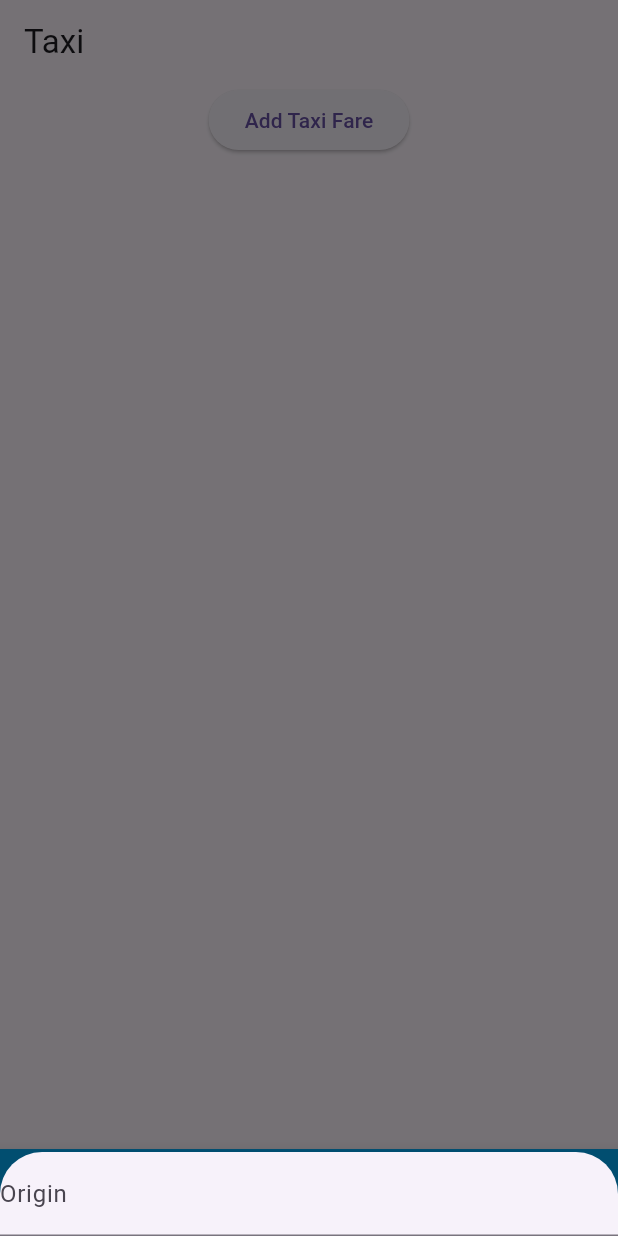
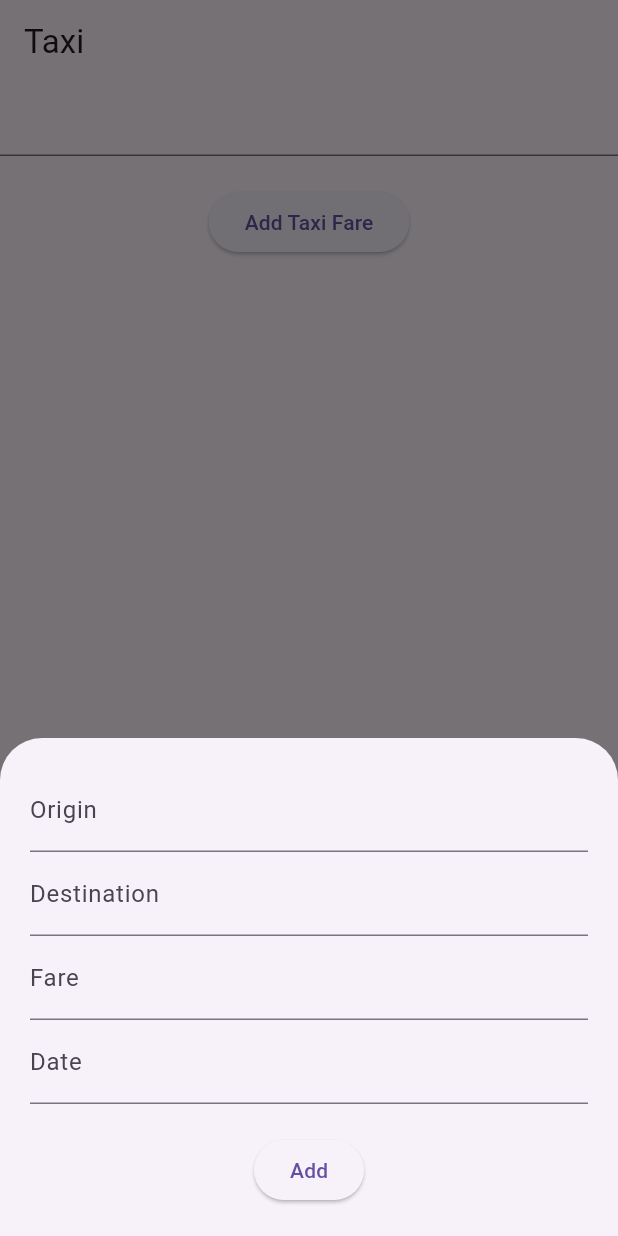
Before and after one commit to zacw-243L/flutter-transport-app, a Flutter app: the screen it shows once a user with an empty profile is signed in, item 3 of the bottom bar chosen, after a tap on "Add Taxi Fare", on a phone screen of 412 x 824 dp. Run offline on Flutter 3.47's test engine with Material 3 defaults, Android fonts, the phone set to English and light mode, and no system bars; our stand-ins replace cloud_firestore, firebase_auth, firebase_core; missing offline and left inert: firebase_ui_auth; accounts and stored records are empty; network calls fail.

Commit message:
Added Task 2, 6, 7, 8, 10

```diff
--- a/lib/screens/add_taxi_screen.dart
+++ b/lib/screens/add_taxi_screen.dart
@@ -18,14 +18,38 @@ class _AddTaxiScreenState extends State<AddTaxiScreen> {
 
   @override
   Widget build(BuildContext context) {
-    return Column(
+    return Padding(
+      padding: const EdgeInsets.all(20.0),
+      child: Column(
         children: [
           TextField(
             textAlign: TextAlign.center,
             decoration: const InputDecoration(labelText: 'Origin'),
             controller: originController,
           ),
+          TextField(
+            textAlign: TextAlign.center,
+            decoration: const InputDecoration(labelText: 'Destination'),
+            controller: destController,
+          ),
+          TextField(
+            textAlign: TextAlign.center,
+            decoration: const InputDecoration(labelText: 'Fare'),
+            controller: fareController,
+            keyboardType: TextInputType.number,
+          ),
+          TextField(
+            textAlign: TextAlign.center,
+            decoration: const InputDecoration(labelText: 'Date'),
+            controller: dateController,
+          ),
+          SizedBox(height: 20), // Add some space before the button
+          ElevatedButton(
+            onPressed: () {}, // Empty onPressed callback
+            child: const Text('Add'),
+          ),
         ],
+      ),
     );
   }
 }
--- a/lib/screens/train_screen.dart
+++ b/lib/screens/train_screen.dart
@@ -17,7 +17,7 @@ class _TrainScreenState extends State<TrainScreen> {
   TrainStation _selectedTrainStation = TrainStation(
     stnCode: '',
     stnName: '',
-    trainLine: 'EWL',
+    trainLine: '',
     trainLineCode: '',
   );
 
```
Also changed, not shown: lib/screens/bus_screen.dart (+18 -12 lines), lib/screens/taxi_screen.dart (+32 -0 lines). Lines whose indentation alone changed are shown as unchanged.
